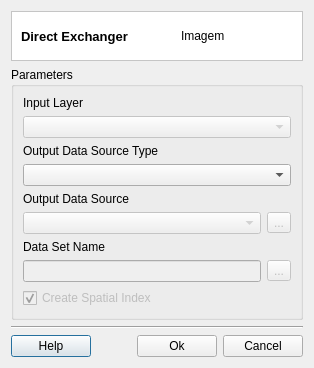
Qt form src/terralib/qt/widgets/exchanger/ui/DirectExchangerDialogForm.ui (claudiobogossian/terralib5) before a commit.
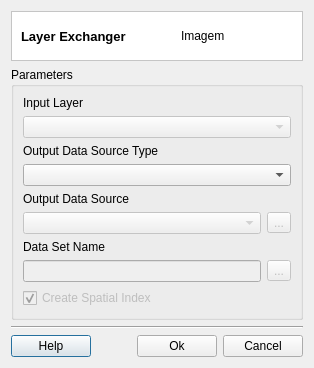
The same form after that commit. Custom widgets are drawn as their Qt base class.

Patch:
```diff
--- a/src/terralib/qt/widgets/exchanger/ui/DirectExchangerDialogForm.ui
+++ b/src/terralib/qt/widgets/exchanger/ui/DirectExchangerDialogForm.ui
@@ -69,7 +69,7 @@
            </font>
           </property>
           <property name="text">
-           <string>Direct Exchanger</string>
+           <string>Layer Exchanger</string>
           </property>
          </widget>
         </item>
```
Left out of the diff: 2 changed lines with no effect on the pictures.
